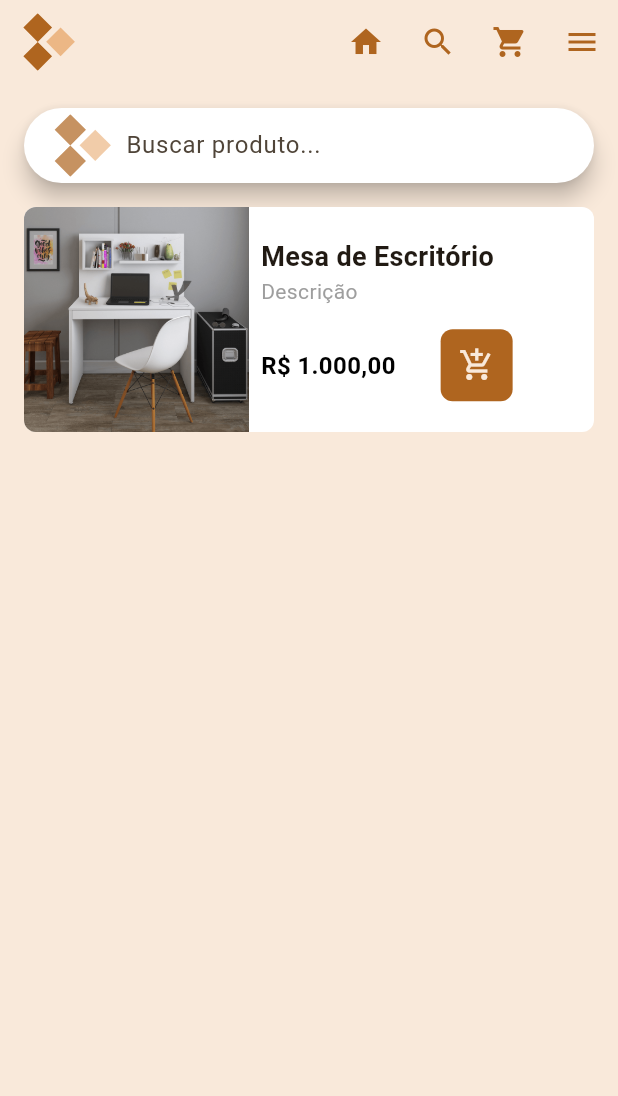
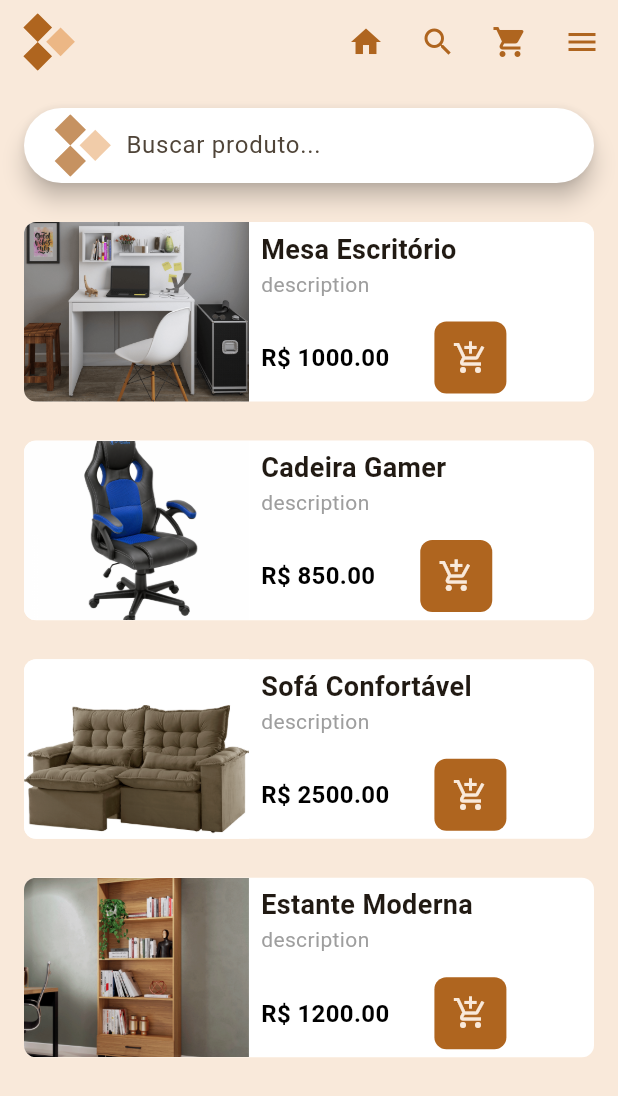
Before and after one commit to Trabalho-Unifeso/Mobile-AR, a Flutter app: the screen it shows after launch, on a phone screen of 412 x 824 dp. Shown: the top 1096 px of the screen. Run offline on Flutter 3.47's test engine with Material 3 defaults, Android fonts, the light colour scheme and no system bars; our stand-ins replace flutter_svg.

Commit message:
implementando grid e tornando os cards como botões

```diff
--- a/lib/main.dart
+++ b/lib/main.dart
@@ -25,10 +25,8 @@ class MyApp extends StatelessWidget {
 
 class ScaffoldBase extends StatelessWidget {
   final Widget body;
-  const ScaffoldBase({
-    super.key,
-    required this.body,
-  });
+
+  const ScaffoldBase({super.key, required this.body});
 
   @override
   Widget build(BuildContext context) {
@@ -46,7 +44,11 @@ class ScaffoldBase extends StatelessWidget {
             onPressed: () {
               Navigator.pushReplacement(
                 context,
-                MaterialPageRoute(builder: (context) => const MyHomePage(title: 'Venda Móveis Online')),
+                MaterialPageRoute(
+                  builder:
+                      (context) =>
+                          const MyHomePage(title: 'Venda Móveis Online'),
+                ),
               );
             },
           ),
@@ -64,7 +66,8 @@ class ScaffoldBase extends StatelessWidget {
             },
           ),
           Builder(
-            builder: (context) => IconButton(
+            builder:
+                (context) => IconButton(
                   icon: const Icon(Icons.menu, color: Color(0xFFAF651F)),
                   onPressed: () {
                     Scaffold.of(context).openEndDrawer();
@@ -115,6 +118,7 @@ class _MyHomePageState extends State<MyHomePage> {
         padding: const EdgeInsets.all(16),
         child: Column(
           mainAxisAlignment: MainAxisAlignment.start,
+          // Conteúdo do Body
           children: <Widget>[
             SizedBox(
               width: double.infinity,
@@ -135,8 +139,93 @@ class _MyHomePageState extends State<MyHomePage> {
                 backgroundColor: WidgetStateProperty.all(Colors.white),
               ),
             ),
-            // Card do Produto
-            Container(
+            SizedBox(height: 10),
+            Expanded(
+              child: GridView.builder(
+                gridDelegate: const SliverGridDelegateWithMaxCrossAxisExtent(
+                  maxCrossAxisExtent: double.infinity,
+                  crossAxisSpacing: 10,
+                  mainAxisSpacing: 10,
+                  childAspectRatio: 2.8,
+                ),
+                itemCount: products.length,
+                itemBuilder: (context, index) {
+                  return ProductCard(product: products[index]);
+                },
+              ),
+            ),
+          ],
+        ),
+      ),
+    );
+  }
+}
+
+//Classe Produto
+class Product {
+  final String name;
+  final String image;
+  final String description;
+  final double price;
+
+  Product({
+    required this.name,
+    required this.image,
+    required this.price,
+    required this.description,
+  });
+}
+
+final List<Product> products = [
+  Product(
+    name: 'Mesa Escritório',
+    image: 'assets/mesa-escritorio.png',
+    price: 1000.00,
+    description: 'description',
+  ),
+  Product(
+    name: 'Cadeira Gamer',
+    image: 'assets/cadeira-gamer.png',
+    price: 850.00,
+    description: 'description',
+  ),
+  Product(
+    name: 'Sofá Confortável',
+    image: 'assets/sofa.png',
+    price: 2500.00,
+    description: 'description',
+  ),
+  Product(
+    name: 'Estante Moderna',
+    image: 'assets/estante.png',
+    price: 1200.00,
+    description: 'description',
+  ),
+];
+
+//Card do Produto
+class ProductCard extends StatelessWidget {
+  final Product product;
+
+  const ProductCard({super.key, required this.product});
+
+  @override
+  Widget build(BuildContext context) {
+    // Inkwell torna o card como um botão para a página do produto
+    return InkWell(
+      onTap: () {
+        Navigator.push(
+          context,
+          MaterialPageRoute(
+            builder:
+                (context) => PaginaProduto(
+                  product: product,
+                ),
+          ),
+        );
+      },
+      child: Container(
+        height: 150,
         margin: const EdgeInsets.only(top: 16),
         decoration: BoxDecoration(
           color: Colors.white,
@@ -150,7 +239,7 @@ class _MyHomePageState extends State<MyHomePage> {
                 bottomLeft: Radius.circular(8),
               ),
               child: Image.asset(
-                      'assets/mesa-escritorio.png',
+                product.image,
                 width: 150,
                 height: 150,
                 fit: BoxFit.cover,
@@ -158,28 +247,26 @@ class _MyHomePageState extends State<MyHomePage> {
             ),
             const SizedBox(width: 8),
             Column(
+              mainAxisSize: MainAxisSize.min,
               crossAxisAlignment: CrossAxisAlignment.start,
               children: [
-                      const Text(
-                        'Mesa de Escritório',
-                        style: TextStyle(
+                Text(
+                  product.name,
+                  style: const TextStyle(
                     fontSize: 18,
                     fontWeight: FontWeight.bold,
                   ),
                 ),
-                      const Text(
-                        'Descrição',
-                        style: TextStyle(
-                          fontSize: 14,
-                          color: Colors.grey,
-                        ),
+                Text(
+                  product.description,
+                  style: const TextStyle(fontSize: 14, color: Colors.grey),
                 ),
                 const SizedBox(height: 15),
                 Row(
                   children: [
-                          const Text(
-                            'R\$ 1.000,00',
-                            style: TextStyle(
+                    Text(
+                      'R\$ ${product.price.toStringAsFixed(2)}',
+                      style: const TextStyle(
                         fontSize: 16,
                         fontWeight: FontWeight.bold,
                         color: Colors.black,
@@ -200,7 +287,8 @@ class _MyHomePageState extends State<MyHomePage> {
                           Navigator.push(
                             context,
                             MaterialPageRoute(
-                                    builder: (context) => const PaginaProduto(),
+                              builder:
+                                  (context) => PaginaProduto(product: product),
                             ),
                           );
                         },
@@ -213,39 +301,30 @@ class _MyHomePageState extends State<MyHomePage> {
           ],
         ),
       ),
-          ],
-        ),
-      ),
     );
   }
 }
+
+//Pagina do Produto
 class PaginaProduto extends StatelessWidget {
-  const PaginaProduto({super.key});
+  const PaginaProduto({super.key, required Product product});
 
   @override
   Widget build(BuildContext context) {
     return ScaffoldBase(
-        body: Title(
-          color: Colors.black,
-          child: Text(
-              'PaginaProduto'
-          ),
-        )
+      body: Title(color: Colors.black, child: Text('PaginaProduto')),
     );
   }
 }
-class PaginaCarrinho extends StatelessWidget{
-  const PaginaCarrinho ({super.key});
+
+//Pagina do Carrinho
+class PaginaCarrinho extends StatelessWidget {
+  const PaginaCarrinho({super.key});
 
   @override
   Widget build(BuildContext context) {
     return ScaffoldBase(
-      body: Title(
-          color: Colors.black,
-          child: Text(
-              'PaginaCarrinho'
-          ),
-      )
+      body: Title(color: Colors.black, child: Text('PaginaCarrinho')),
     );
   }
 }
--- a/pubspec.yaml
+++ b/pubspec.yaml
@@ -60,8 +60,7 @@ flutter:
 
   # To add assets to your application, add an assets section, like this:
   assets:
-    - assets/mesa-escritorio.png
-    - assets/logo.svg
+    - assets/
   #   - images/a_dot_burr.jpeg
   #   - images/a_dot_ham.jpeg
 
```
Also changed, not shown: assets/cadeira-gamer.png (added), assets/estante.png (added), assets/sofa.png (added). Lines whose indentation alone changed are shown as unchanged.
